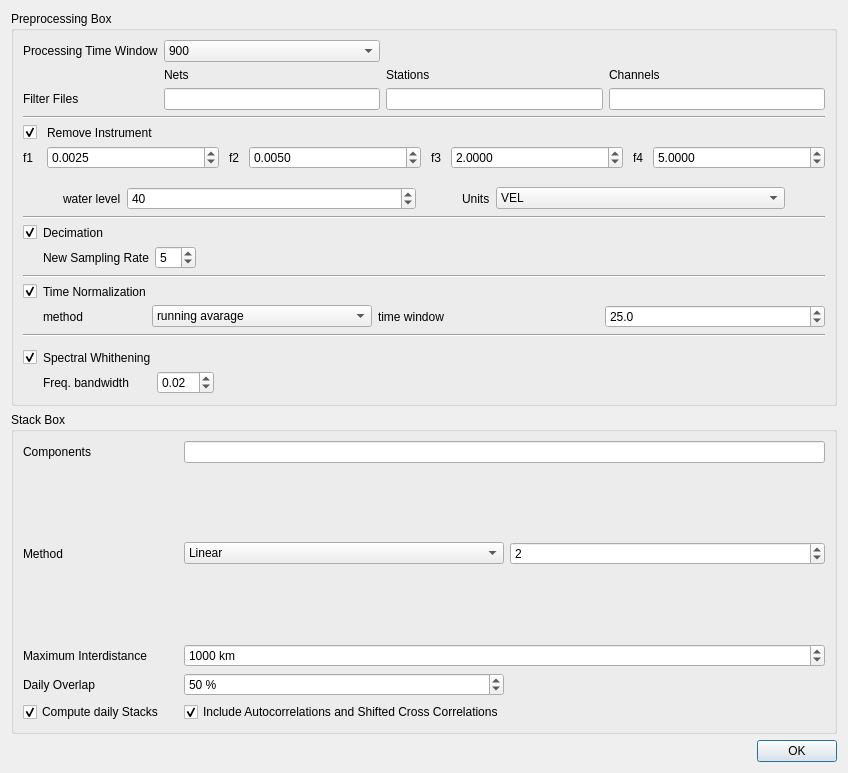
The window that isp/resources/designer_uis/SettingsDialogNoise.ui (ProjectISP/ISP) describes before a commit, drawn with Qt 5.
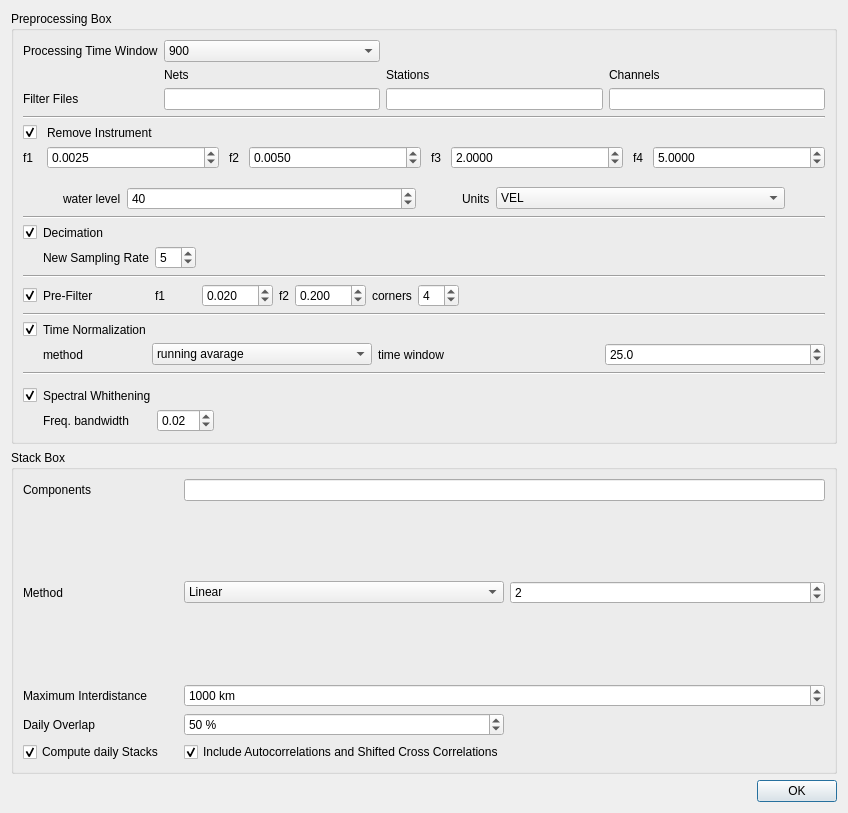
The same window after the commit.

Diff of the .ui file:
```diff
--- a/isp/resources/designer_uis/SettingsDialogNoise.ui
+++ b/isp/resources/designer_uis/SettingsDialogNoise.ui
@@ -7,7 +7,7 @@
     <x>0</x>
     <y>0</y>
     <width>848</width>
-    <height>773</height>
+    <height>813</height>
    </rect>
   </property>
   <property name="windowTitle">
@@ -414,6 +414,53 @@
         <property name="topMargin">
          <number>0</number>
         </property>
+        <item row="0" column="1">
+         <widget class="QLabel" name="label_6">
+          <property name="text">
+           <string>Decimation</string>
+          </property>
+         </widget>
+        </item>
+        <item row="3" column="3">
+         <widget class="QDoubleSpinBox" name="freqminFilterDB">
+          <property name="decimals">
+           <number>3</number>
+          </property>
+          <property name="maximum">
+           <double>200.000000000000000</double>
+          </property>
+          <property name="value">
+           <double>0.020000000000000</double>
+          </property>
+         </widget>
+        </item>
+        <item row="3" column="2">
+         <widget class="QLabel" name="label_25">
+          <property name="text">
+           <string>f1</string>
+          </property>
+         </widget>
+        </item>
+        <item row="1" column="8">
+         <spacer name="horizontalSpacer_4">
+          <property name="orientation">
+           <enum>Qt::Horizontal</enum>
+          </property>
+          <property name="sizeHint" stdset="0">
+           <size>
+            <width>40</width>
+            <height>20</height>
+           </size>
+          </property>
+         </spacer>
+        </item>
+        <item row="3" column="1">
+         <widget class="QLabel" name="label_24">
+          <property name="text">
+           <string>Pre-Filter</string>
+          </property>
+         </widget>
+        </item>
         <item row="1" column="1">
          <widget class="QLabel" name="label_8">
           <property name="sizePolicy">
@@ -427,29 +474,6 @@
           </property>
          </widget>
         </item>
-        <item row="0" column="0">
-         <widget class="QCheckBox" name="decimationCB">
-          <property name="sizePolicy">
-           <sizepolicy hsizetype="Maximum" vsizetype="Fixed">
-            <horstretch>0</horstretch>
-            <verstretch>0</verstretch>
-           </sizepolicy>
-          </property>
-          <property name="text">
-           <string/>
-          </property>
-          <property name="checked">
-           <bool>true</bool>
-          </property>
-         </widget>
-        </item>
-        <item row="0" column="1">
-         <widget class="QLabel" name="label_6">
-          <property name="text">
-           <string>Decimation</string>
-          </property>
-         </widget>
-        </item>
         <item row="1" column="2">
          <widget class="QSpinBox" name="factor">
           <property name="sizePolicy">
@@ -463,18 +487,72 @@
           </property>
          </widget>
         </item>
-        <item row="1" column="3">
-         <spacer name="horizontalSpacer_4">
+        <item row="0" column="0">
+         <widget class="QCheckBox" name="decimationCB">
+          <property name="sizePolicy">
+           <sizepolicy hsizetype="Maximum" vsizetype="Fixed">
+            <horstretch>0</horstretch>
+            <verstretch>0</verstretch>
+           </sizepolicy>
+          </property>
+          <property name="text">
+           <string/>
+          </property>
+          <property name="checked">
+           <bool>true</bool>
+          </property>
+         </widget>
+        </item>
+        <item row="3" column="5">
+         <widget class="QDoubleSpinBox" name="freqmaxFilterDB">
+          <property name="decimals">
+           <number>3</number>
+          </property>
+          <property name="maximum">
+           <double>200.000000000000000</double>
+          </property>
+          <property name="value">
+           <double>0.200000000000000</double>
+          </property>
+         </widget>
+        </item>
+        <item row="3" column="4">
+         <widget class="QLabel" name="label_26">
+          <property name="text">
+           <string>f2</string>
+          </property>
+         </widget>
+        </item>
+        <item row="3" column="6">
+         <widget class="QLabel" name="label_27">
+          <property name="text">
+           <string>corners</string>
+          </property>
+         </widget>
+        </item>
+        <item row="2" column="0" colspan="9">
+         <widget class="Line" name="line_4">
           <property name="orientation">
            <enum>Qt::Horizontal</enum>
           </property>
-          <property name="sizeHint" stdset="0">
-           <size>
-            <width>40</width>
-            <height>20</height>
-           </size>
+         </widget>
+        </item>
+        <item row="3" column="0">
+         <widget class="QCheckBox" name="preFilterCB">
+          <property name="text">
+           <string/>
           </property>
-         </spacer>
+          <property name="checked">
+           <bool>true</bool>
+          </property>
+         </widget>
+        </item>
+        <item row="3" column="7">
+         <widget class="QSpinBox" name="cornersFilterDB">
+          <property name="value">
+           <number>4</number>
+          </property>
+         </widget>
         </item>
        </layout>
       </item>
```
